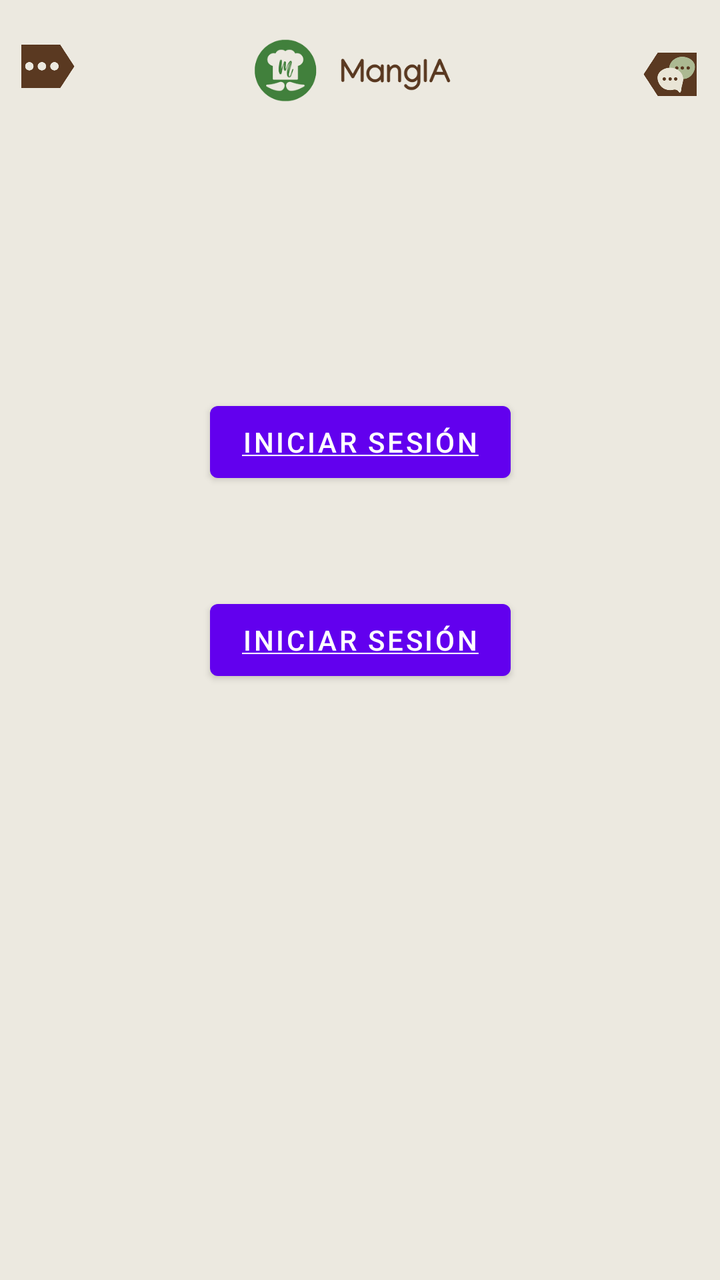
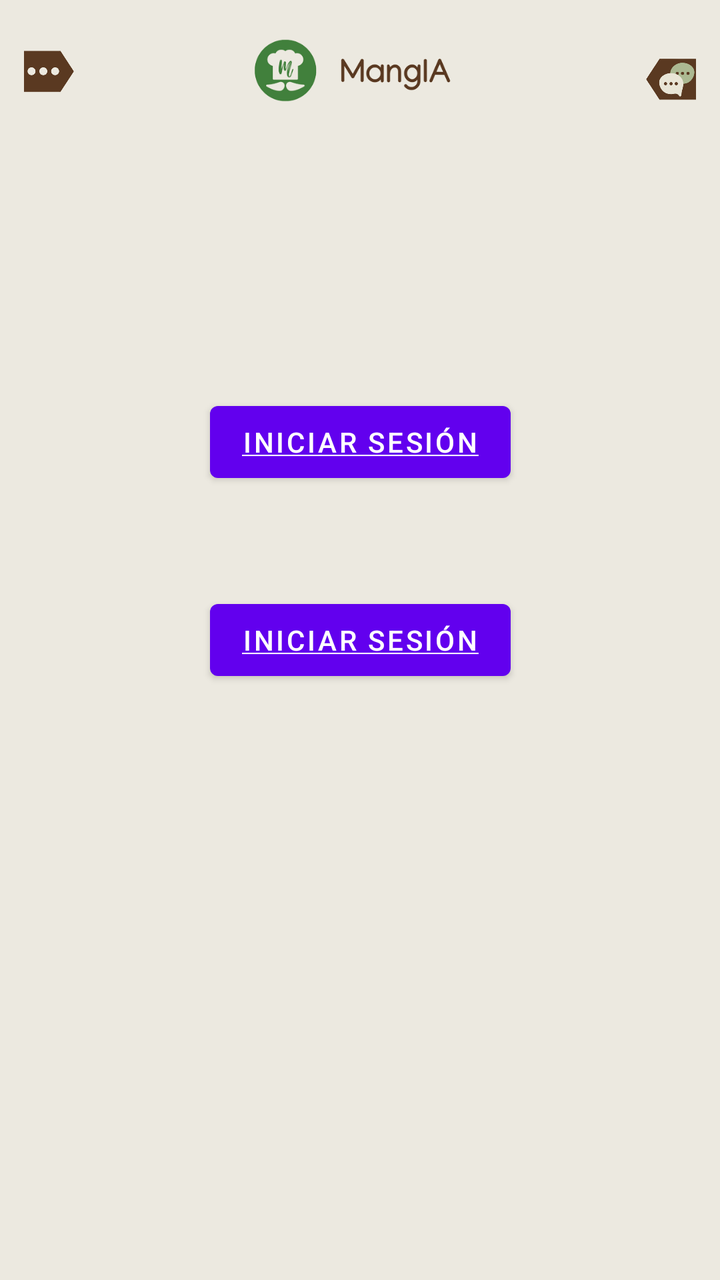

Compare the two renders of this Android layout. The source of the first and the diff that turns it into the second are given below.
<!-- AndroidManifest.xml: application theme Theme.MangIA -->
<!-- res/layout/activity_main.xml -->
<?xml version="1.0" encoding="utf-8"?>
<androidx.drawerlayout.widget.DrawerLayout
    xmlns:android="http://schemas.android.com/apk/res/android"
    xmlns:app="http://schemas.android.com/apk/res-auto"
    xmlns:tools="http://schemas.android.com/tools"
    android:id="@+id/drawerLayout"
    android:layout_width="match_parent"
    android:layout_height="match_parent"
    android:background="@color/primaryColor"
    tools:context=".MainActivity" >

    <androidx.constraintlayout.widget.ConstraintLayout
        android:layout_width="match_parent"
        android:layout_height="match_parent">
        <androidx.appcompat.widget.Toolbar
            android:id="@+id/toolbar"
            android:layout_width="match_parent"
            android:layout_height="75dp"
            android:background="@color/primaryColor"
            app:layout_constraintEnd_toEndOf="parent"
            app:layout_constraintStart_toStartOf="parent"
            app:layout_constraintTop_toTopOf="parent" />
        <Button
            android:id="@+id/btnSalir"
            android:layout_width="wrap_content"
            android:layout_height="wrap_content"
            android:text="@string/pLogin"
            app:layout_constraintBottom_toBottomOf="parent"
            app:layout_constraintEnd_toEndOf="parent"
            app:layout_constraintStart_toStartOf="parent"
            app:layout_constraintTop_toTopOf="parent" />

        <Button
            android:id="@+id/btnEP"
            android:layout_width="wrap_content"
            android:layout_height="wrap_content"
            android:text="@string/pLogin"
            app:layout_constraintBottom_toBottomOf="parent"
            app:layout_constraintEnd_toEndOf="parent"
            app:layout_constraintStart_toStartOf="parent"
            app:layout_constraintTop_toTopOf="parent"
            app:layout_constraintVertical_bias="0.333" />

        <ImageButton
            android:id="@+id/imbOptionM"
            style="@android:style/Widget.ImageButton"
            android:layout_width="50dp"
            android:layout_height="50dp"
            android:backgroundTint="@color/primaryColor"
            android:scaleType="fitStart"
            app:layout_constraintBottom_toBottomOf="@+id/toolbar"
            app:layout_constraintStart_toStartOf="parent"
            app:layout_constraintTop_toTopOf="parent"
            app:srcCompat="@drawable/optionflag" />

        <ImageButton
            android:id="@+id/imbChatM"
            style="@android:style/Widget.ImageButton"
            android:layout_width="50dp"
            android:layout_height="50dp"
            android:backgroundTint="@color/primaryColor"
            android:scaleType="fitEnd"
            app:layout_constraintBottom_toBottomOf="@+id/toolbar"
            app:layout_constraintEnd_toEndOf="@+id/toolbar"
            app:layout_constraintTop_toTopOf="@+id/toolbar"
            app:srcCompat="@drawable/chatflag" />

        <ImageButton
            android:id="@+id/imbHomeM"
            style="@android:style/Widget.ImageButton"
            android:layout_width="150dp"
            android:layout_height="60dp"
            android:backgroundTint="@color/primaryColor"
            android:scaleType="fitCenter"
            app:layout_constraintBottom_toBottomOf="@+id/toolbar"
            app:layout_constraintEnd_toEndOf="parent"
            app:layout_constraintStart_toStartOf="parent"
            app:layout_constraintTop_toTopOf="parent"
            app:srcCompat="@drawable/homeflag" />

    </androidx.constraintlayout.widget.ConstraintLayout>

    <com.google.android.material.navigation.NavigationView
        android:id="@+id/navView"
        android:layout_width="wrap_content"
        android:layout_height="match_parent"
        android:layout_gravity="start"
        android:fitsSystemWindows="true"/>

</androidx.drawerlayout.widget.DrawerLayout>
<!-- resources referenced by this layout -->
<resources>
  <color name="primaryColor">#ECE9E0</color>
  <!-- drawable chatflag: png bitmap (drawable, 14326 bytes) -->
  <!-- drawable homeflag: png bitmap (drawable, 26406 bytes) -->
  <!-- drawable optionflag: png bitmap (drawable, 8524 bytes) -->
  <string name="pLogin"><u>Iniciar Sesión</u></string>
  <style name="Theme.MangIA" parent="Theme.MaterialComponents.DayNight.NoActionBar">
          
          
          
      </style>
</resources>

<!-- the commit's change to res/layout/activity_main.xml (unified diff, before → after) -->
@@ -43,7 +43,6 @@
 
         <ImageButton
             android:id="@+id/imbOptionM"
-            style="@android:style/Widget.ImageButton"
             android:layout_width="50dp"
             android:layout_height="50dp"
             android:backgroundTint="@color/primaryColor"
@@ -55,7 +54,6 @@
 
         <ImageButton
             android:id="@+id/imbChatM"
-            style="@android:style/Widget.ImageButton"
             android:layout_width="50dp"
             android:layout_height="50dp"
             android:backgroundTint="@color/primaryColor"
